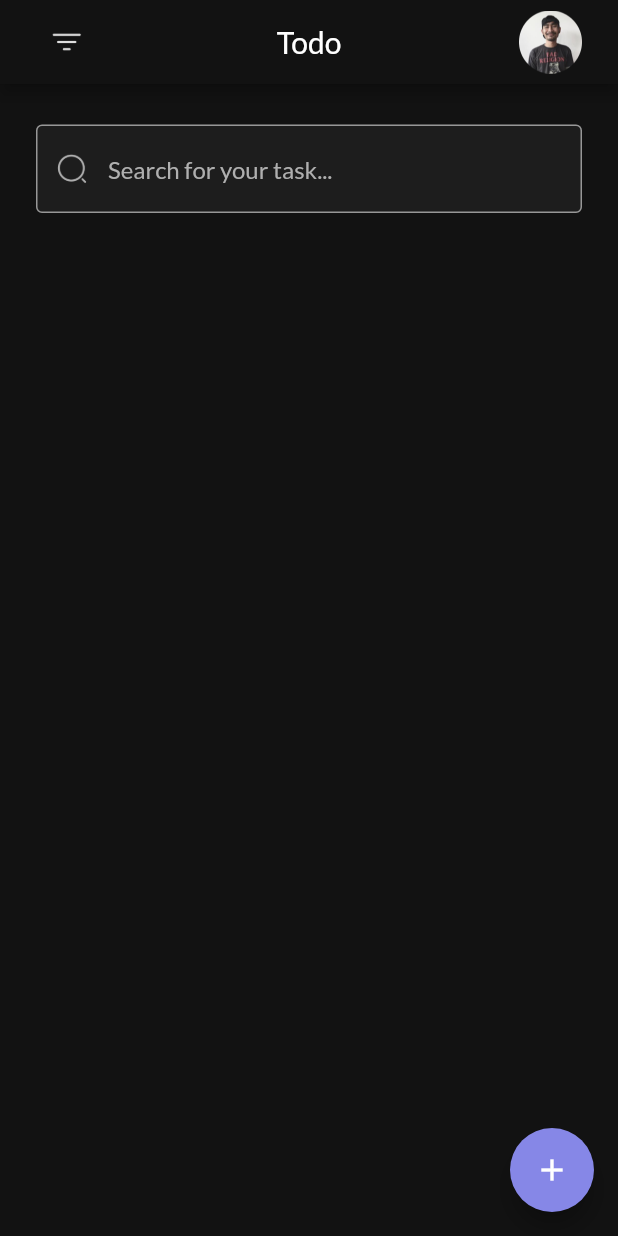
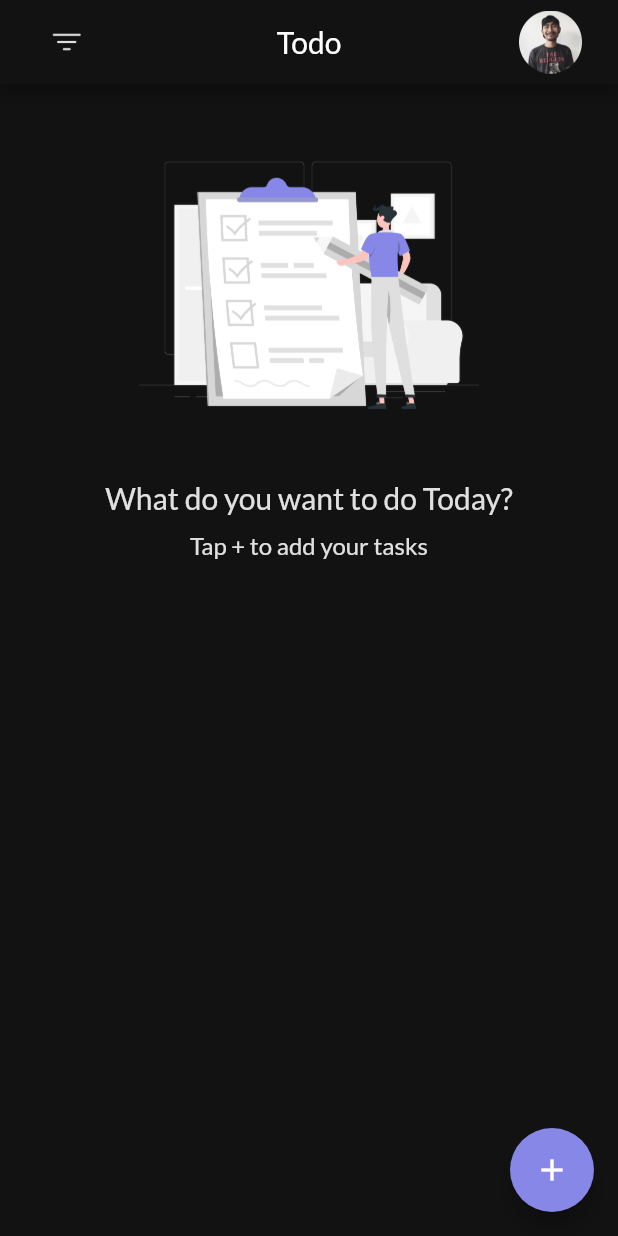
Before and after one commit to TabaSualeh/Todo_List, a Flutter app: the screen it shows after launch, after a tap on "Login", on a phone screen of 412 x 824 dp. Run offline on Flutter 3.47's test engine with Material 2 defaults, Android fonts, the phone set to English and light mode, and no system bars; our stand-ins replace google_fonts.

Commit message:
image of checklist added and json conversion added

```diff
--- /dev/null
+++ b/lib/controller/todoContoller.dart
@@ -0,0 +1,50 @@
+import 'package:flutter/material.dart';
+
+import '../models/listforTodo.dart';
+
+class ControllerTodo {
+  List<Todo> todolist = [];
+  List<Todo>? searchTodolist;
+
+  //Search with a Keyword Function
+  //Start
+  void searchTodo(String searchKey) {
+    if (searchKey.isEmpty) {
+      searchTodolist = null;
+    } else {
+      List<Todo> results = todolist
+          .where((element) =>
+              element.title.toLowerCase().contains(searchKey.toLowerCase()))
+          .toList();
+
+      searchTodolist = results;
+    }
+  }
+  //End
+
+  //Add Items in Todo List which is initialize Globally in class
+  // Start
+  void addTodoItem(String title, String description, DateTime todoDate,
+      BuildContext context) {
+    todolist.add(
+      Todo(
+        title: title,
+        description: description,
+        todoDate: todoDate,
+      ),
+    );
+    Navigator.pop(context);
+  }
+  //End
+
+  // Send Icon On Pressed Function
+  //Start
+  void sendButton(String title, String description, DateTime todoDate,
+      BuildContext context) {
+    if (title.isNotEmpty && description.isNotEmpty && todoDate != null) {
+      addTodoItem(title, description, todoDate, context);
+    }
+  }
+  //End
+
+}
--- a/lib/main.dart
+++ b/lib/main.dart
@@ -13,6 +13,21 @@ class MyApp extends StatelessWidget {
   @override
   Widget build(BuildContext context) {
     return MaterialApp(
+      theme: ThemeData(
+          primarySwatch: Colors.blue,
+          colorScheme: ColorScheme(
+            brightness: Brightness.light,
+            primary: const Color(0xff8687E7),
+            onPrimary: Colors.white,
+            secondary: const Color(0xff363636),
+            onSecondary: Colors.white,
+            error: Colors.red,
+            onError: Colors.white,
+            background: Colors.black,
+            onBackground: Colors.white,
+            surface: Colors.black,
+            onSurface: Colors.white,
+          )),
       home: login(),
       debugShowCheckedModeBanner: false,
     );
--- a/lib/models/listforTodo.dart
+++ b/lib/models/listforTodo.dart
@@ -1,19 +1,35 @@
-import 'package:flutter/material.dart';
-
 class Todo {
-  String title, description;
-  DateTime todoDate;
-
+  String title = "";
+  String description = "";
+  String? tag;
+  DateTime todoDate = DateTime.now();
+  bool isComplete = false;
   int? priority;
-  String? tag;
-  bool isComplete = false;
 
   Todo({
     required this.title,
     required this.description,
     required this.todoDate,
-
     this.tag,
     this.priority,
   });
+  Todo.fromJson(Map<String, dynamic> json) {
+    title = json['title'];
+    description = json['description'];
+    tag = json['tag'];
+    isComplete = json['isCompleted'];
+    priority = json['priority'];
+    todoDate = json['todoDate'];
+  }
+
+  Map<String, dynamic> toJson() {
+    final Map<String, dynamic> data = new Map<String, dynamic>();
+    data['title'] = this.title;
+    data['description'] = this.description;
+    data['tag'] = this.tag;
+    data['isCompleted'] = this.isComplete;
+    data['priority'] = this.priority;
+    data['todoDate'] = this.todoDate;
+    return data;
+  }
 }
--- a/lib/screens/list.dart
+++ b/lib/screens/list.dart
@@ -2,6 +2,7 @@
 
 import 'package:flutter/material.dart';
 import 'package:google_fonts/google_fonts.dart';
+import 'package:todo_list/controller/todoContoller.dart';
 import 'package:todo_list/widgets/listbars.dart';
 import '../models/listforTodo.dart';
 
@@ -13,9 +14,8 @@ class todoList extends StatefulWidget {
 class _todoListState extends State<todoList> {
   String? title, description;
   DateTime? todoDate;
-
-  List<Todo> _todolist = [];
-  List<Todo>? _searchTodolist;
+  //object of ControllerTodo
+  ControllerTodo tController = ControllerTodo();
 
   @override
   void initState() {
@@ -40,8 +40,36 @@ class _todoListState extends State<todoList> {
         children: [
           Padding(
               padding: const EdgeInsets.only(
-                  top: 27.0, bottom: 67, left: 24, right: 24),
-              child: _showSearchField()),
+                  top: 27.0, bottom: 20, left: 24, right: 24),
+              child: tController.todolist.isEmpty
+                  ? Column(
+                      mainAxisAlignment: MainAxisAlignment.center,
+                      children: [
+                        Image(
+                          image: AssetImage("assets/icons/checkList.png"),
+                          width: 227,
+                          height: 227,
+                        ),
+                        Padding(
+                          padding: const EdgeInsets.only(top: 10, bottom: 10),
+                          child: Text(
+                            "What do you want to do Today?",
+                            style: GoogleFonts.lato(
+                                fontWeight: FontWeight.w400,
+                                fontSize: 20,
+                                color: Color(0xffFFFFFF).withOpacity(0.87)),
+                          ),
+                        ),
+                        Text(
+                          "Tap + to add your tasks",
+                          style: GoogleFonts.lato(
+                              fontWeight: FontWeight.w400,
+                              fontSize: 16,
+                              color: Color(0xffFFFFFF).withOpacity(0.87)),
+                        )
+                      ],
+                    )
+                  : _showSearchField()),
           SizedBox(
             height: 10,
           ),
@@ -49,15 +77,16 @@ class _todoListState extends State<todoList> {
             child: Padding(
               padding: const EdgeInsets.only(bottom: 74.0),
               child: ListView.builder(
+                  physics: BouncingScrollPhysics(),
                   itemBuilder: ((context, index) {
-                    Todo item = _searchTodolist != null
-                        ? _searchTodolist![index]
-                        : _todolist[index];
+                    Todo item = tController.searchTodolist != null
+                        ? tController.searchTodolist![index]
+                        : tController.todolist[index];
                     return ListBar(listTodo: item);
                   }),
-                  itemCount: _searchTodolist != null
-                      ? _searchTodolist!.length
-                      : _todolist.length),
+                  itemCount: tController.searchTodolist != null
+                      ? tController.searchTodolist!.length
+                      : tController.todolist.length),
             ),
           ),
         ],
@@ -107,7 +136,11 @@ class _todoListState extends State<todoList> {
         fontSize: 16,
         color: const Color(0xffFFFFFF),
       ),
-      onChanged: _searchTodo,
+      onChanged: (value) {
+        setState(() {
+          tController.searchTodo(value);
+        });
+      },
       decoration: InputDecoration(
         prefixIcon: Padding(
           padding: const EdgeInsets.all(13.5),
@@ -134,26 +167,7 @@ class _todoListState extends State<todoList> {
   }
   //     End
 
-  //Search with a Keyword Function
-  //Start
-  void _searchTodo(String searchKey) {
-    if (searchKey.isEmpty) {
-      setState(() {
-        _searchTodolist = null;
-      });
-    } else {
-      List<Todo> results = _todolist
-          .where((element) =>
-              element.title.toLowerCase().contains(searchKey.toLowerCase()))
-          .toList();
-      setState(() {
-        _searchTodolist = results;
-      });
-    }
-  }
-  //End
-
-  //Bottom Sheet for Add Task in Todo
+  //Bottom Sheet for Add Task in Todos
   //  Start
   void _showAddTaskSheet() {
     showModalBottomSheet(
@@ -212,7 +226,8 @@ class _todoListState extends State<todoList> {
                 Spacer(),
                 _iconsInBottomSheet(
                     imageName: 'send',
-                    onPressedFunction: _sendButton,
+                    onPressedFunction: () => tController.sendButton(
+                        title!, description!, todoDate!, context),
                     BorderColor: Color(0xff8687E7))
               ],
             ),
@@ -282,24 +297,14 @@ class _todoListState extends State<todoList> {
   }
   //End
 
-  // Send Icon On Pressed Function
-  //Start
-  void _sendButton() {
-    if (title != null && description != null && todoDate != null) {
-      _addTodoItem(title!, description!, todoDate!);
-      Navigator.pop(context);
-    }
-  }
-  //End
-
   //Select Date Time Together for Todo
   //Start
   void _selectDateTimeTogether() async {
-    todoDate = await showDatePicker(
+    todoDate = (await showDatePicker(
         context: context,
         initialDate: DateTime.now(),
         firstDate: DateTime.now(),
-        lastDate: DateTime(2099));
+        lastDate: DateTime(2099)))!;
     TimeOfDay? todoTime =
         await showTimePicker(context: context, initialTime: TimeOfDay.now());
     if (todoTime != null) {
@@ -311,23 +316,4 @@ class _todoListState extends State<todoList> {
   }
   //End
 
-  //Add Items in Todo List which is initialize Globally in class
-  // Start
-  void _addTodoItem(
-    String title,
-    String description,
-    DateTime todoDate,
-  ) {
-    setState(() {
-      _todolist.add(
-        Todo(
-          title: title,
-          description: description,
-          todoDate: todoDate,
-        ),
-      );
-    });
-  }
-  //End
-
 }
--- a/lib/widgets/listbars.dart
+++ b/lib/widgets/listbars.dart
@@ -60,8 +60,7 @@ class _ListBarState extends State<ListBar> {
                   ),
                 ),
                 Text(
-                  // '${DateFormat.yMMMEd().format(now);}',
-                  DateFormat('E, MMM dd yyyy  HH:mm')
+                  DateFormat('E, MMM dd yyyy  hh:mm')
                       .format(widget.listTodo.todoDate),
                   style: GoogleFonts.lato(
                     fontSize: 14,
--- a/pubspec.yaml
+++ b/pubspec.yaml
@@ -36,6 +36,7 @@ dependencies:
   cupertino_icons: ^1.0.2
   google_fonts: any
   intl: any
+  shared_preferences: any
 
 dev_dependencies:
   flutter_test:
```
Also changed, not shown: assets/icons/checkList.png (added), pubspec.lock.
